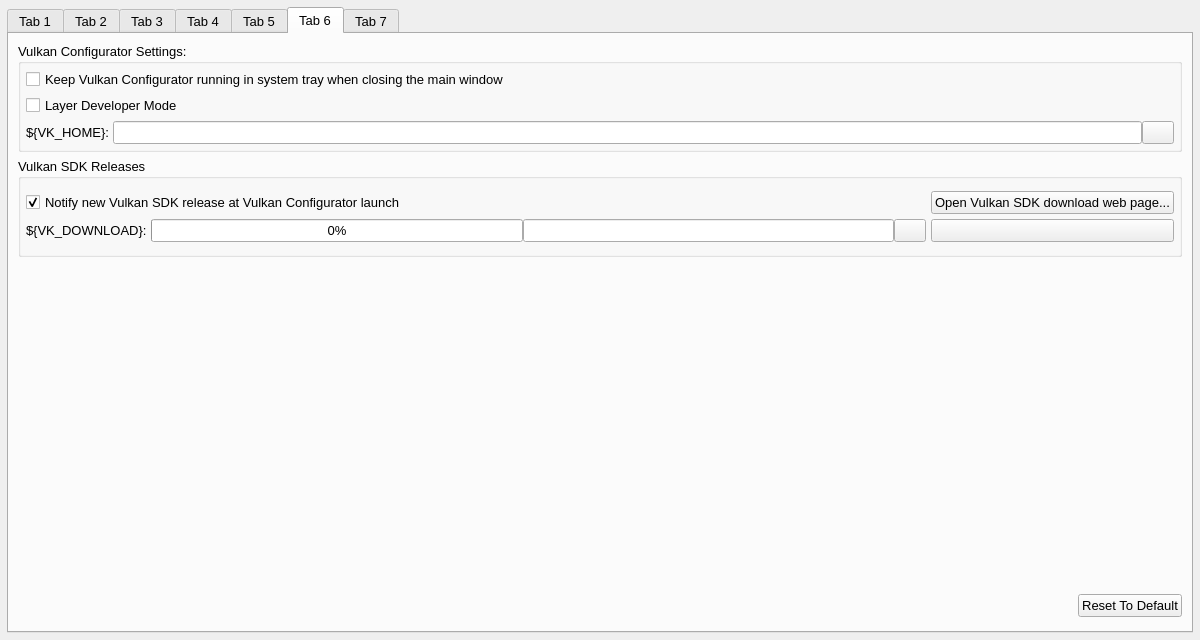
LunarG/VulkanTools, file vkconfig_gui/mainwindow.ui: the form before one commit.
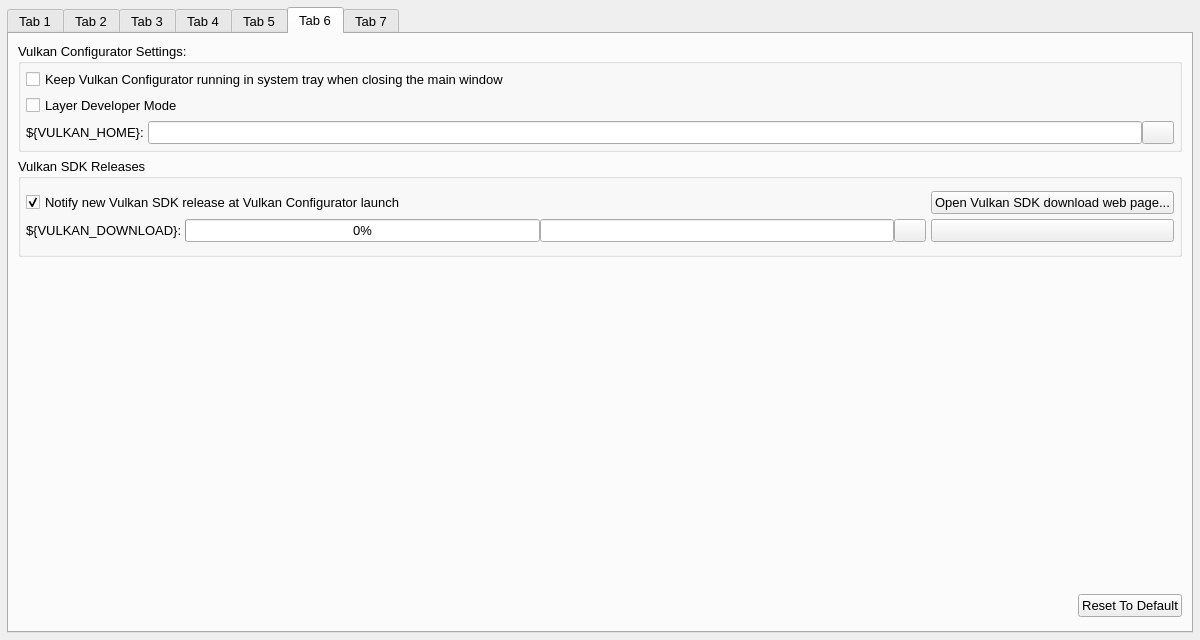
The form after the commit. The open tabs and pages were chosen to show the change. Icons and pictures are not drawn.

```diff
--- a/vkconfig_gui/mainwindow.ui
+++ b/vkconfig_gui/mainwindow.ui
@@ -2151,7 +2151,7 @@
                 <string>${VK_HOME} is the default environment variable for Vulkan SDK tools outputs implementing it.</string>
                </property>
                <property name="text">
-                <string>${VK_HOME}: </string>
+                <string>${VULKAN_HOME}: </string>
                </property>
               </widget>
              </item>
@@ -2244,7 +2244,7 @@
                <item>
                 <widget class="QLabel" name="label_4">
                  <property name="text">
-                  <string>${VK_DOWNLOAD}: </string>
+                  <string>${VULKAN_DOWNLOAD}: </string>
                  </property>
                 </widget>
                </item>
```
Left out of the diff: 2 changed lines with no effect on the pictures.
